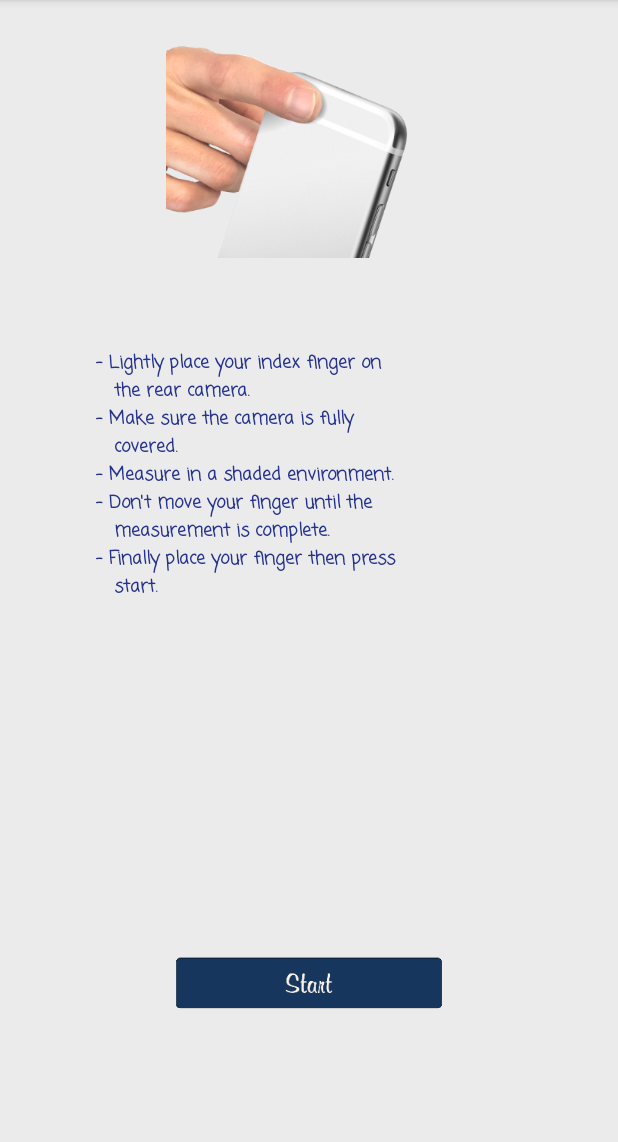
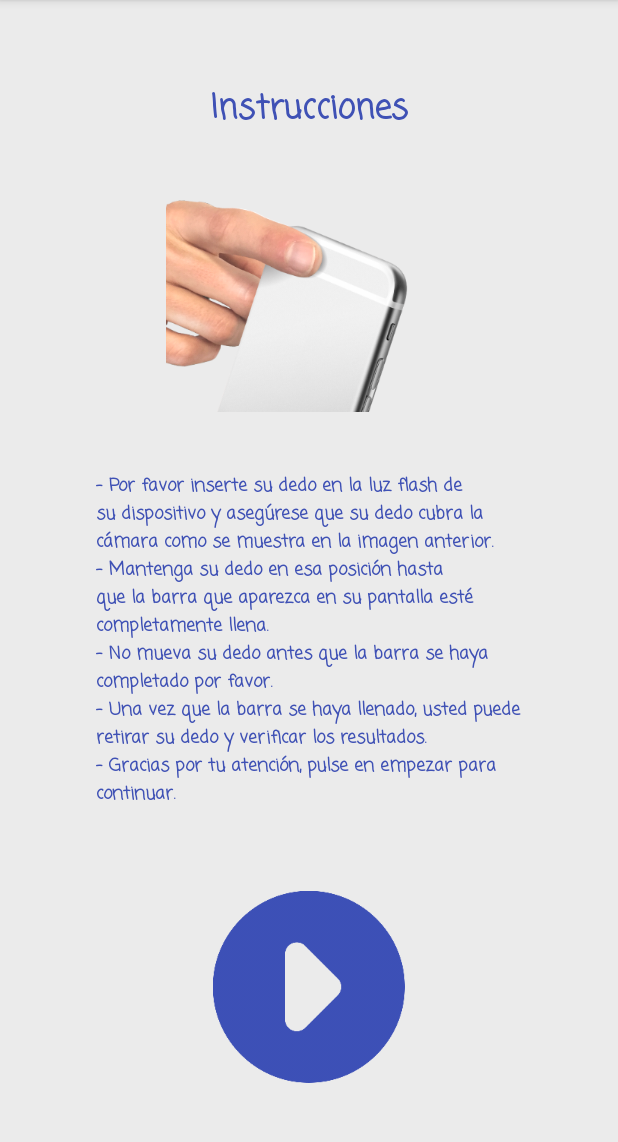
Before and after one commit to elmerdavila/Oximetro, an Android app: the screen it shows after launch (StartVitalSigns), on a phone screen of 412 x 824 dp, the part 84-1226 px from its top. Run offline under Robolectric (Android 15) with nearby library versions, the light colour scheme and no system bars.

Commit message:
recycler_view_interfaces v01.00

```diff
--- a/app/src/main/res/layout/activity_o2_process.xml
+++ b/app/src/main/res/layout/activity_o2_process.xml
@@ -22,10 +22,12 @@
         android:id="@+id/O2PB"
         style="?android:attr/progressBarStyleHorizontal"
         android:layout_width="200dp"
-        android:layout_height="200dp"
+        android:layout_height="80dp"
         android:layout_marginTop="30dp"
         android:indeterminate="false"
         android:max="50"
-        android:progress="1"/>
+        android:progress="10"
+        android:scaleY="4"
+         />
 
 </LinearLayout>
--- a/app/src/main/res/layout/activity_start_vital_signs.xml
+++ b/app/src/main/res/layout/activity_start_vital_signs.xml
@@ -13,6 +13,17 @@
     android:paddingBottom="16dp"
     tools:context="unsa.epis.oximetro.StartVitalSigns">
 
+    <TextView
+        android:layout_width="match_parent"
+        android:layout_height="wrap_content"
+        android:layout_marginTop="40dp"
+        android:layout_weight="0.87"
+        android:fontFamily="casual"
+        android:text="Instrucciones"
+        android:textAlignment="center"
+        android:textColor="@color/colorPrimary"
+        android:textSize="22sp"
+        android:textStyle="bold" />/>
     <ImageView
         android:id="@+id/imageView3"
         android:layout_width="wrap_content"
@@ -30,8 +41,8 @@
         android:layout_height="wrap_content"
         android:layout_weight="0.87"
         android:fontFamily="casual"
-        android:text="- Lightly place your index finger on \n   the rear camera.\n- Make sure the camera is fully \n   covered. \n- Measure in a shaded environment. \n- Don't move your finger until the \n   measurement is complete. \n- Finally place your finger then press \n   start. "
-        android:textColor="@color/colorPrimaryDark"
+        android:text="- Por favor inserte su dedo en la luz flash de su dispositivo y asegúrese que su dedo cubra la cámara como se muestra en la imagen anterior.\n- Mantenga su dedo en esa posición hasta que la barra que aparezca en su pantalla esté completamente llena.\n- No mueva su dedo antes que la barra se haya completado por favor.\n- Una vez que la barra se haya llenado, usted puede retirar su dedo y verificar los resultados.\n- Gracias por tu atención, pulse en empezar para continuar."
+        android:textColor="@color/colorPrimary"
         android:textSize="12sp"
         android:textStyle="bold" />
 
@@ -42,11 +53,9 @@
 
     <ImageButton
         android:id="@+id/StartVS"
-        android:layout_width="wrap_content"
-        android:layout_height="90dp"
-        android:layout_alignParentBottom="true"
-        android:layout_centerHorizontal="true"
-        android:layout_marginBottom="50dp"
+        android:layout_width="match_parent"
+        android:layout_height="wrap_content"
+        android:layout_marginBottom="30dp"
         android:background="@android:color/transparent"
-        app:srcCompat="@mipmap/start" />
+        app:srcCompat="@mipmap/empezar" />
 </LinearLayout>
```
Also changed, not shown: app/src/main/java/unsa/epis/oximetro/CustomAdapter.java (added, +70 -0 lines), app/src/main/java/unsa/epis/oximetro/Evaluation.java (+15 -17 lines), app/src/main/java/unsa/epis/oximetro/MainActivity.java (+40 -0 lines), app/src/main/java/unsa/epis/oximetro/MyResults.java (+11 -2 lines), app/src/main/res/layout/activity_historial.xml (added, +19 -0 lines), app/src/main/res/layout/activity_o2_result.xml (+8 -5 lines), app/src/main/res/layout/text_row_item.xml (added, +17 -0 lines), app/src/main/res/mipmap-xxxhdpi/empezar.png (added).
